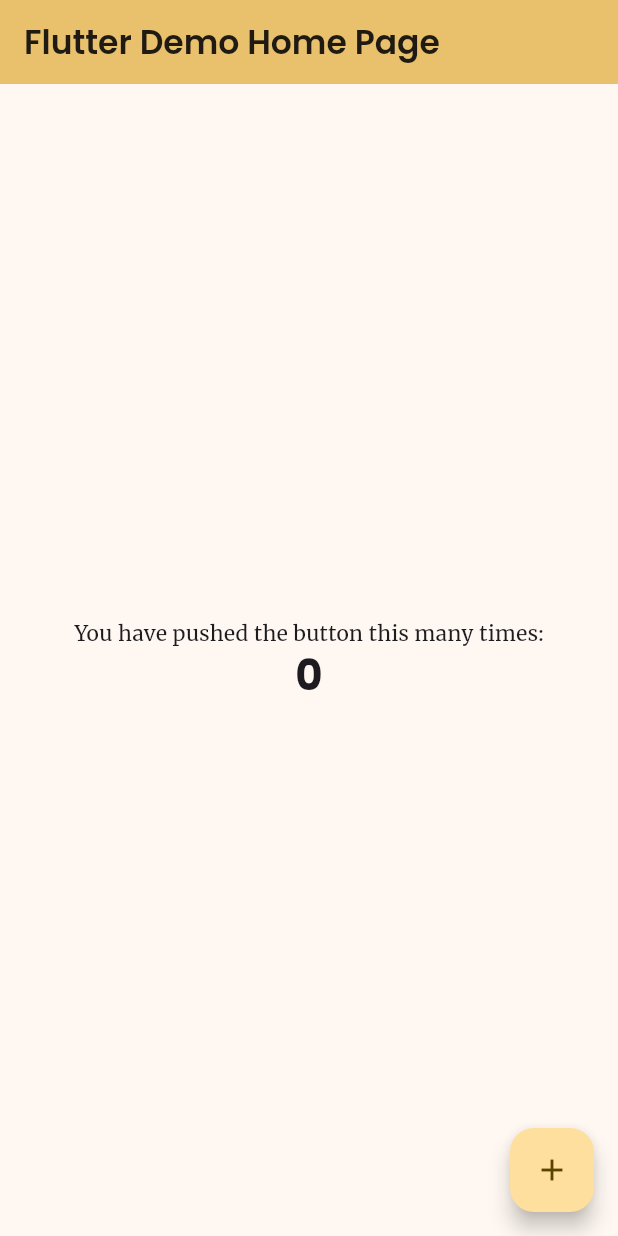
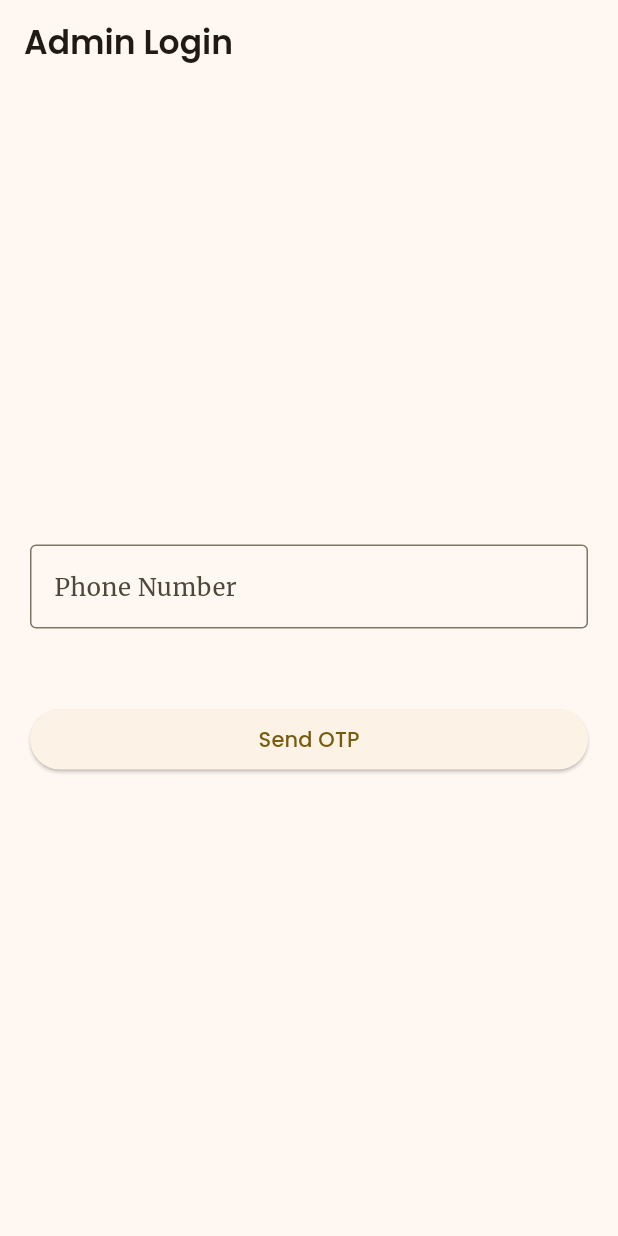
Before and after one commit to shovitsharma/RestarauntAppEcell, a Flutter app: the screen it shows after launch, on a phone screen of 412 x 824 dp. Run offline on Flutter 3.47's test engine with Material 3 defaults, Android fonts, the phone set to English and light mode, and no system bars; our stand-ins replace cloud_firestore, firebase_auth, firebase_core, google_fonts; accounts and stored records are empty.

Commit message:
feat: Implement Firebase phone authentication service\

```diff
--- /dev/null
+++ b/lib/auth/models/user_model.dart
@@ -0,0 +1,39 @@
+import 'package:cloud_firestore/cloud_firestore.dart';
+
+class UserModel {
+  final String uid;
+  final String phoneNumber;
+  final String? name; // Optional name
+  final String role; // e.g., 'admin', 'staff'
+  final Timestamp createdAt;
+
+  UserModel({
+    required this.uid,
+    required this.phoneNumber,
+    this.name,
+    this.role = 'admin', // Default role for the admin app
+    required this.createdAt,
+  });
+
+  /// Factory constructor to create a UserModel from a Firestore document
+  factory UserModel.fromMap(Map<String, dynamic> data) {
+    return UserModel(
+      uid: data['uid'],
+      phoneNumber: data['phoneNumber'],
+      name: data['name'],
+      role: data['role'],
+      createdAt: data['createdAt'],
+    );
+  }
+
+  /// Method to convert a UserModel instance to a map for Firestore
+  Map<String, dynamic> toMap() {
+    return {
+      'uid': uid,
+      'phoneNumber': phoneNumber,
+      'name': name,
+      'role': role,
+      'createdAt': createdAt,
+    };
+  }
+}
--- /dev/null
+++ b/lib/auth/screens/login_screen.dart
@@ -0,0 +1,124 @@
+import 'package:flutter/material.dart';
+import '../services/firebase_auth_service.dart';
+
+class LoginScreen extends StatefulWidget {
+  const LoginScreen({super.key});
+
+  @override
+  State<LoginScreen> createState() => _LoginScreenState();
+}
+
+class _LoginScreenState extends State<LoginScreen> {
+  final FirebaseAuthService _authService = FirebaseAuthService();
+  final TextEditingController _phoneController = TextEditingController();
+  final TextEditingController _otpController = TextEditingController();
+
+  String? _verificationId;
+  bool _isOtpSent = false;
+  bool _isLoading = false;
+
+  void _onSendOtp() async {
+    if (_phoneController.text.isEmpty) {
+      ScaffoldMessenger.of(context).showSnackBar(
+        const SnackBar(content: Text("Please enter a phone number")),
+      );
+      return;
+    }
+    setState(() { _isLoading = true; });
+
+    // IMPORTANT: Add your country code!
+    String phoneNumber = "+91${_phoneController.text.trim()}";
+
+    await _authService.sendOtp(
+      phoneNumber: phoneNumber,
+      context: context,
+      codeSent: (verificationId) {
+        setState(() {
+          _verificationId = verificationId;
+          _isOtpSent = true;
+          _isLoading = false;
+        });
+      },
+    );
+  }
+
+  void _onVerifyOtp() async {
+    if (_verificationId == null || _otpController.text.isEmpty) {
+      ScaffoldMessenger.of(context).showSnackBar(
+        const SnackBar(content: Text("Please enter the OTP")),
+      );
+      return;
+    }
+    setState(() { _isLoading = true; });
+
+    bool success = await _authService.verifyOtp(
+      verificationId: _verificationId!,
+      smsCode: _otpController.text.trim(),
+      context: context,
+    );
+
+    setState(() { _isLoading = false; });
+
+    if (success) {
+      // Navigate to your home screen or dashboard on successful login
+      // For now, just show a success message
+      ScaffoldMessenger.of(context).showSnackBar(
+        const SnackBar(content: Text("Login Successful!")),
+      );
+    }
+  }
+
+  @override
+  Widget build(BuildContext context) {
+    return Scaffold(
+      appBar: AppBar(
+        title: const Text("Admin Login"),
+      ),
+      body: Padding(
+        padding: const EdgeInsets.all(20.0),
+        child: Column(
+          mainAxisAlignment: MainAxisAlignment.center,
+          children: [
+            // --- Phone Number Input ---
+            TextField(
+              controller: _phoneController,
+              keyboardType: TextInputType.phone,
+              decoration: const InputDecoration(
+                labelText: "Phone Number",
+                prefixText: "+91 ",
+                border: OutlineInputBorder(),
+              ),
+              enabled: !_isOtpSent,
+            ),
+            const SizedBox(height: 20),
+
+            // --- OTP Input (conditional) ---
+            if (_isOtpSent)
+              TextField(
+                controller: _otpController,
+                keyboardType: TextInputType.number,
+                decoration: const InputDecoration(
+                  labelText: "OTP",
+                  border: OutlineInputBorder(),
+                ),
+              ),
+            const SizedBox(height: 30),
+
+            // --- Button ---
+            SizedBox(
+              width: double.infinity,
+              child: ElevatedButton(
+                onPressed: _isLoading
+                    ? null
+                    : (_isOtpSent ? _onVerifyOtp : _onSendOtp),
+                child: _isLoading
+                    ? const CircularProgressIndicator(color: Colors.white)
+                    : Text(_isOtpSent ? "Verify OTP" : "Send OTP"),
+              ),
+            ),
+          ],
+        ),
+      ),
+    );
+  }
+}
--- a/lib/main.dart
+++ b/lib/main.dart
@@ -2,6 +2,7 @@ import 'package:flutter/material.dart';
 import 'package:google_fonts/google_fonts.dart'; // <-- 1. IMPORT GOOGLE FONTS
 import 'package:firebase_core/firebase_core.dart';
 import 'firebase_options.dart';
+import 'auth/screens/login_screen.dart';
 
 void main() async {
   WidgetsFlutterBinding.ensureInitialized();
@@ -50,7 +51,7 @@ class MyApp extends StatelessWidget {
 
         useMaterial3: true,
       ),
-      home: const MyHomePage(title: 'Flutter Demo Home Page'),
+      home: const LoginScreen(),
     );
   }
 }
--- a/pubspec.yaml
+++ b/pubspec.yaml
@@ -34,7 +34,9 @@ dependencies:
   # The following adds the Cupertino Icons font to your application.
   # Use with the CupertinoIcons class for iOS style icons.
   cupertino_icons: ^1.0.8
-  firebase_core: ^4.1.1
+  firebase_core: ^4.2.0
+  cloud_firestore: ^6.0.3
+  firebase_auth: ^6.1.1
 
 dev_dependencies:
   flutter_test:
```
Also changed, not shown: lib/auth/services/firebase_auth_service.dart (added, +106 -0 lines), pubspec.lock, 1 other file.
